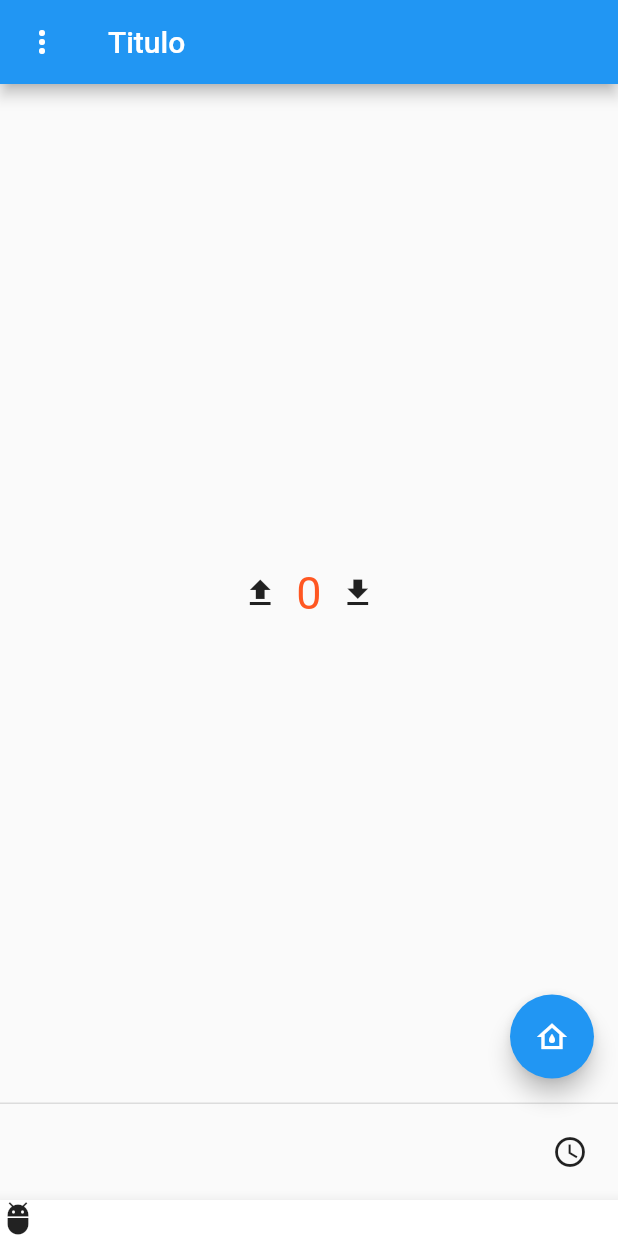
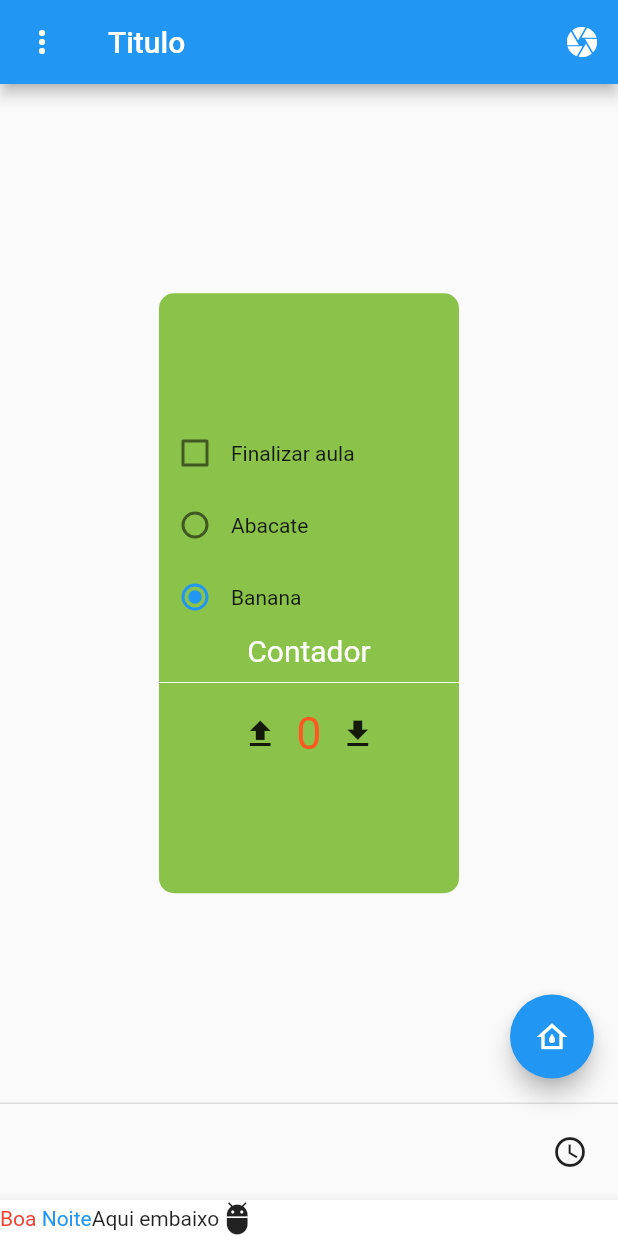
Before and after one commit to esensato/mobile-2021-02, a Flutter app: the screen it shows after launch, on a phone screen of 412 x 824 dp. Run offline on Flutter 3.47's test engine with Material 2 defaults, Android fonts, the light colour scheme and no system bars.

Commit message:
Aula 25/10

```diff
--- a/alo_flutter/lib/app.dart
+++ b/alo_flutter/lib/app.dart
@@ -1,4 +1,5 @@
 import 'package:alo_flutter/item_menu.dart';
+import 'package:alo_flutter/radio_button.dart';
 import 'package:flutter/material.dart';
 
 class App extends StatefulWidget {
@@ -23,6 +24,12 @@ class _AppState extends State<App> {
                        debugShowCheckedModeBanner: false,
                        home: Scaffold(
                          appBar: AppBar(
+                           actions: [IconButton(
+                             icon: Icon(Icons.camera),
+                             onPressed: () {
+                               print('Camera pressionado!');
+                             },
+                           )],
                            title: Text('Titulo'),
                            leading: PopupMenuButton<ItemMenu>(
                            itemBuilder: (BuildContext ctx) {
@@ -37,7 +44,18 @@ class _AppState extends State<App> {
                             },
                            )
                          ),
-                         body: Center(child: Row(mainAxisAlignment: MainAxisAlignment.center,
+                         body: Center(child: Container(
+                                      width: 200.0,
+                                      height: 400.0,
+                                      decoration: ShapeDecoration(
+                                      color: Colors.lightGreen,
+                                      shape: RoundedRectangleBorder(borderRadius: BorderRadius.all(Radius.circular(10.0)))),
+                                      child: Column(mainAxisAlignment: MainAxisAlignment.center,
+                                        children: [
+                                          MeuRadio(),
+                                        Text('Contador', style: TextStyle(fontSize: 20, color: Colors.white),),
+                                          Divider(color: Colors.white,height: 20,),
+                                        Row(mainAxisAlignment: MainAxisAlignment.center,
                                           children:[
                                             IconButton(onPressed: (){
                                               setState(() {
@@ -52,9 +70,12 @@ class _AppState extends State<App> {
                                                 this.contador--;
                                               });
                                             }, icon: Icon(Icons.download_sharp)),
-                         ]),
+                                          ]
 
-                         ),
+                                          ,)
+                                      ],),
+
+                         )),
                          bottomNavigationBar: BotaoPersonalizado(),
                          floatingActionButton: FloatingActionButton(
                            child: Icon(Icons.water_damage_outlined),
@@ -82,7 +103,10 @@ class BotaoPersonalizado extends StatelessWidget {
   @override
   Widget build(BuildContext context) {
     return BottomAppBar(child: Row(children: [
-      Text(this.hora),
+      RichText(text: TextSpan(text: 'Boa', style: TextStyle(color: Colors.red),
+          children: <TextSpan>[TextSpan(text: ' Noite', style: TextStyle(color: Colors.blue))]
+      )),
+      Text('Aqui embaixo'),
       Icon(Icons.adb_outlined)
     ],));
   }
--- /dev/null
+++ b/alo_flutter/lib/radio_button.dart
@@ -0,0 +1,60 @@
+import 'package:flutter/material.dart';
+
+class MeuRadio extends StatefulWidget {
+  @override
+  State<MeuRadio> createState() => _RadioState();
+
+}
+
+class _RadioState extends State<MeuRadio> {
+
+  int selecionado = -1;
+  bool chk = false;
+
+  @override
+  Widget build(BuildContext context) {
+
+    return Column(children:[
+      Row(children: [
+        Checkbox(
+            value: chk,
+            onChanged: (bool? val) {
+              print ('selecionado: $val');
+              setState(() {
+                chk = val!;
+              });
+            }
+        ),
+        Text('Finalizar aula'),],),
+
+      Row(children: [
+        Radio(value: 0,
+          groupValue: selecionado,
+          onChanged: (int? item){
+            setState((){
+              this.selecionado = item!;
+            });
+          },
+
+        ),
+        Text('Abacate'),
+      ],),
+
+      Row(children:[
+        Radio(value: -1,
+          groupValue: selecionado,
+          onChanged: (int? item){
+            setState((){
+              this.selecionado = item!;
+            });
+          },
+
+        ),
+        Text('Banana')
+      ])
+
+    ]);
+
+  }
+
+}
```
Lines whose indentation alone changed are shown as unchanged.
